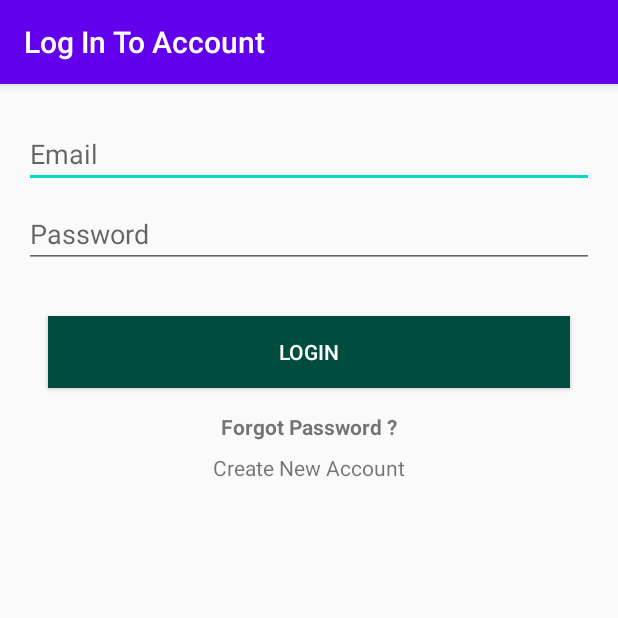
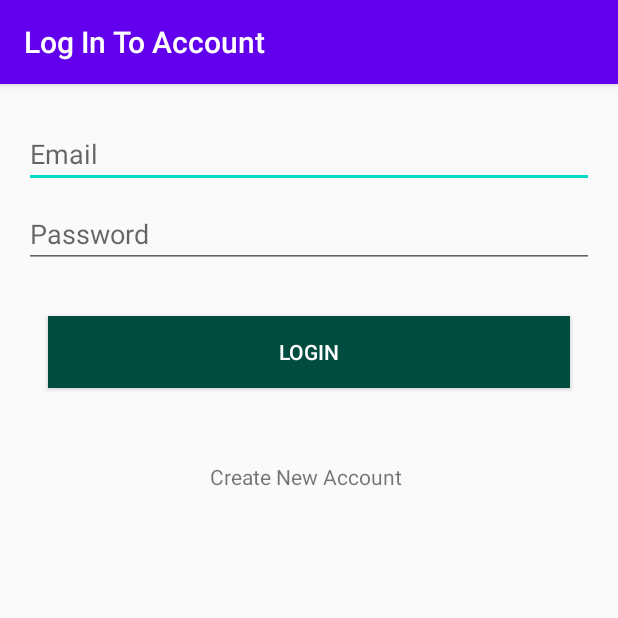
Before and after one commit to vishal1975/NoteMaking-Application, an Android app: the screen it shows after launch (Login), on a phone screen of 412 x 824 dp, the top half of it. Run offline under Robolectric (Android 15) with nearby library versions, the phone set to English and light mode, and no system bars; our stand-ins replace Firebase (no records; nobody signed in at launch, a user with empty details on screens opened directly).

Commit message:
final commit

```diff
--- a/app/src/main/java/com/example/note_taking_application/Add_Note.java
+++ b/app/src/main/java/com/example/note_taking_application/Add_Note.java
@@ -98,7 +98,7 @@
 
          user= FirebaseAuth.getInstance().getCurrentUser();
         progressBarSave = findViewById(R.id.progressBar);
-       // Log.d("yadvendra 41",data.getStringExtra("password"));
+
         FloatingActionButton fab = findViewById(R.id.fab);
         fab.setOnClickListener(new View.OnClickListener() {
             @Override
@@ -113,7 +113,7 @@
                 String encrypted_content=" ";
                 Encryption encryption=new Encryption();
 
-                //Log.d("yadvendra 42",data.getStringExtra("password"));
+
                 try {
                     HashMap<String, Object> first=encryption.encrypt(mPreferences.getString("password","password"),ntitle);
                      encrypted_title= encoder.encodeToString(( byte[])first.get("ciphertext"));
--- a/app/src/main/java/com/example/note_taking_application/EditNote.java
+++ b/app/src/main/java/com/example/note_taking_application/EditNote.java
@@ -81,7 +81,7 @@
 
         selected_date=data.getStringExtra("date");
 
-       // Log.d("yadvendra500",selected_date);
+
 
         String noteTitle = data.getStringExtra("title");
         String noteContent = data.getStringExtra("content");
--- a/app/src/main/java/com/example/note_taking_application/model/FirestoreAdapter.java
+++ b/app/src/main/java/com/example/note_taking_application/model/FirestoreAdapter.java
@@ -114,7 +114,7 @@
 
 
                      if(position!=RecyclerView.NO_POSITION&&listner!=null){
-                         Log.d("yadvendra 100","hello");
+
                          listner.OnItemClick(getSnapshots().getSnapshot(position),position,decrypted_title_body(),decrypted_content_body(),v);
                      }
 
--- a/app/src/main/java/com/example/note_taking_application/security/Decryption.java
+++ b/app/src/main/java/com/example/note_taking_application/security/Decryption.java
@@ -27,7 +27,7 @@
         SecretKeyFactory keyFac;
 
         int count = 1000;
-        //pbeParamSpec = new PBEParameterSpec(salt, count);
+
 
 
 
--- a/app/src/main/java/com/example/note_taking_application/security/Encryption.java
+++ b/app/src/main/java/com/example/note_taking_application/security/Encryption.java
@@ -28,7 +28,7 @@
         SecureRandom random = new SecureRandom();
         random.nextBytes(salt);
         int count = 1000;
-        // pbeParamSpec = new PBEParameterSpec(salt, count);
+
 
 
         pbeKeySpec = new PBEKeySpec(password.toCharArray(),salt,count,256);
--- a/app/src/main/res/layout/activity_login.xml
+++ b/app/src/main/res/layout/activity_login.xml
@@ -50,26 +50,17 @@
         app:layout_constraintStart_toStartOf="parent"
         app:layout_constraintTop_toBottomOf="@+id/lPassword" />
 
-    <TextView
-        android:id="@+id/forgotPasword"
-        android:layout_width="wrap_content"
-        android:layout_height="wrap_content"
-        android:layout_marginTop="16dp"
-        android:text="Forgot Password ?"
-        android:textStyle="bold"
-        app:layout_constraintEnd_toEndOf="parent"
-        app:layout_constraintStart_toStartOf="parent"
-        app:layout_constraintTop_toBottomOf="@+id/loginBtn" />
 
     <TextView
         android:id="@+id/createAccount"
         android:layout_width="wrap_content"
         android:layout_height="wrap_content"
-        android:layout_marginTop="8dp"
+        android:layout_marginStart="140dp"
+        android:layout_marginLeft="140dp"
+        android:layout_marginTop="49dp"
         android:text="Create New Account"
-        app:layout_constraintEnd_toEndOf="parent"
         app:layout_constraintStart_toStartOf="parent"
-        app:layout_constraintTop_toBottomOf="@+id/forgotPasword" />
+        app:layout_constraintTop_toBottomOf="@+id/loginBtn" />
 
     <ProgressBar
         android:id="@+id/progressBar3"
--- a/app/src/main/res/menu/menu_item.xml
+++ b/app/src/main/res/menu/menu_item.xml
@@ -2,10 +2,7 @@
 <menu xmlns:android="http://schemas.android.com/apk/res/android">
 <item android:title="General">
     <menu >
-        <item
-            android:id="@+id/notes"
-            android:icon="@drawable/ic_note"
-            android:title="Notes" />
+
         <item
             android:id="@+id/add_note"
             android:icon="@drawable/ic_add_note"
```
Also changed, not shown: app/src/main/java/com/example/note_taking_application/auth/Login.java (+48 -48 lines), 1 other file.
